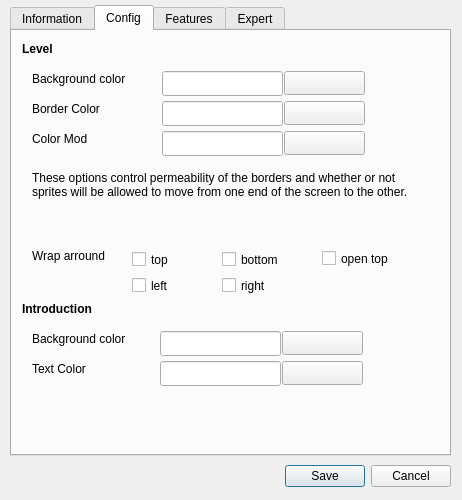
The window that src/lgck-builder/DlgEditLevel.ui (cfrankb/lgck-src) describes before a commit, drawn with Qt 5.
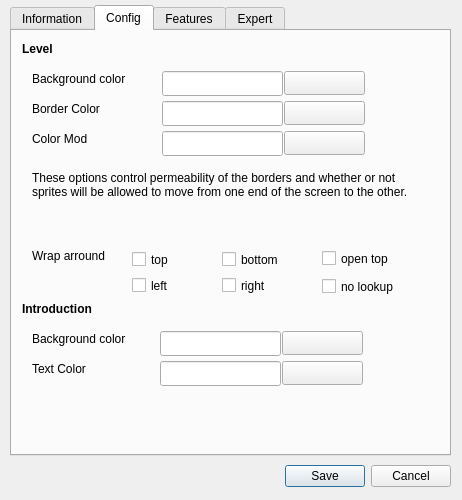
The same window after the commit. The open tabs and pages were chosen to show the change. Icons and pictures are not drawn. Custom widgets are drawn as their Qt base class.

```diff
--- a/src/lgck-builder/DlgEditLevel.ui
+++ b/src/lgck-builder/DlgEditLevel.ui
@@ -556,6 +556,19 @@
       <bool>true</bool>
      </property>
     </widget>
+    <widget class="QCheckBox" name="cNoLookUp">
+     <property name="geometry">
+      <rect>
+       <x>310</x>
+       <y>244</y>
+       <width>101</width>
+       <height>23</height>
+      </rect>
+     </property>
+     <property name="text">
+      <string>no lookup</string>
+     </property>
+    </widget>
    </widget>
    <widget class="QWidget" name="tab_3">
     <attribute name="title">
```
Left out of the diff: 2 changed lines with no effect on the pictures.
